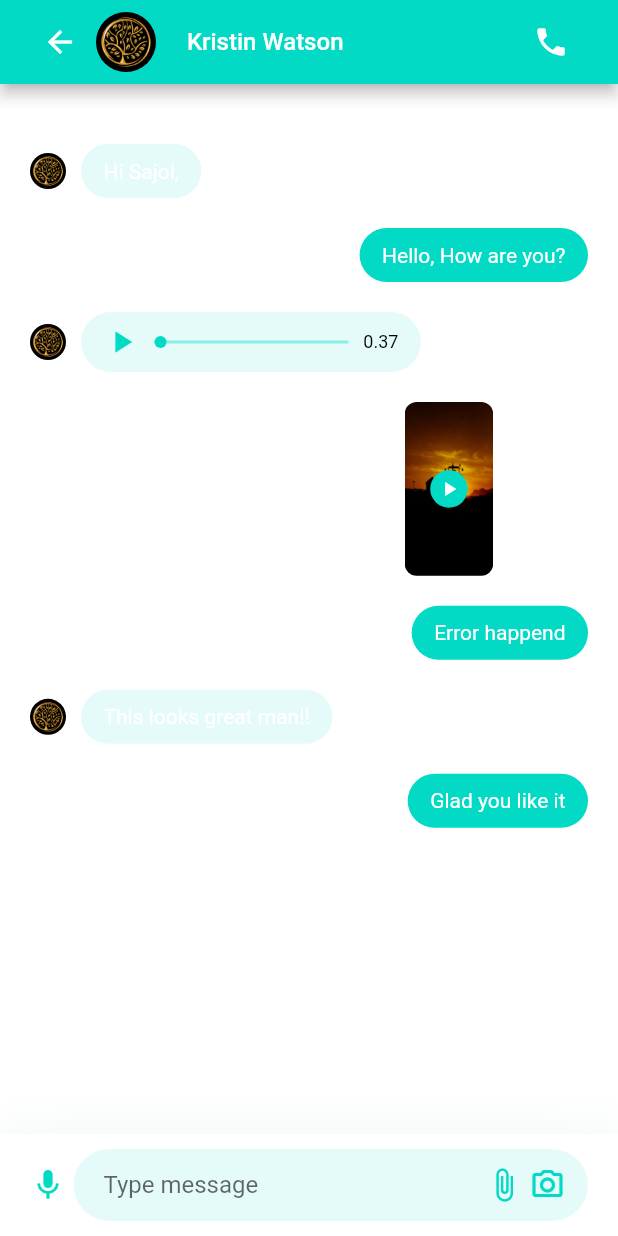
After one commit to ZubairAAC/zamindar-code, a Flutter app: the inChat screen opened directly, on a phone screen of 412 x 824 dp. The commit adds this screen. Run offline on Flutter 3.47's test engine with Material 2 defaults, Android fonts, the phone set to English and light mode, and no system bars; our stand-ins replace assets_audio_player, connectivity_plus, dropdown_search, flutter_svg, flutter_switch, form_field_validator and 7 more; missing offline and left inert: flutter_glow.

Commit message:
with chat Message ui only

```diff
--- /dev/null
+++ b/zamindar/lib/model/chat.dart
@@ -0,0 +1,61 @@
+enum ChatMessageType { text, audio, image, video }
+enum MessageStatus { not_sent, not_view, viewed }
+
+class ChatMessage {
+  final String text;
+  final ChatMessageType messageType;
+  final MessageStatus messageStatus;
+  final bool isSender;
+
+  ChatMessage({
+    this.text = '',
+    required this.messageType,
+    required this.messageStatus,
+    required this.isSender,
+  });
+}
+
+List demeChatMessages = [
+  ChatMessage(
+    text: "Hi Sajol,",
+    messageType: ChatMessageType.text,
+    messageStatus: MessageStatus.viewed,
+    isSender: false,
+  ),
+  ChatMessage(
+    text: "Hello, How are you?",
+    messageType: ChatMessageType.text,
+    messageStatus: MessageStatus.viewed,
+    isSender: true,
+  ),
+  ChatMessage(
+    text: "",
+    messageType: ChatMessageType.audio,
+    messageStatus: MessageStatus.viewed,
+    isSender: false,
+  ),
+  ChatMessage(
+    text: "",
+    messageType: ChatMessageType.video,
+    messageStatus: MessageStatus.viewed,
+    isSender: true,
+  ),
+  ChatMessage(
+    text: "Error happend",
+    messageType: ChatMessageType.text,
+    messageStatus: MessageStatus.not_sent,
+    isSender: true,
+  ),
+  ChatMessage(
+    text: "This looks great man!!",
+    messageType: ChatMessageType.text,
+    messageStatus: MessageStatus.viewed,
+    isSender: false,
+  ),
+  ChatMessage(
+    text: "Glad you like it",
+    messageType: ChatMessageType.text,
+    messageStatus: MessageStatus.not_view,
+    isSender: true,
+  ),
+];
--- /dev/null
+++ b/zamindar/lib/view/MessageChild/chatInputField.dart
@@ -0,0 +1,75 @@
+import 'package:flutter/material.dart';
+
+class ChatInputField extends StatefulWidget {
+  ChatInputField({Key? key}) : super(key: key);
+
+  @override
+  _ChatInputFieldState createState() => _ChatInputFieldState();
+}
+
+class _ChatInputFieldState extends State<ChatInputField> {
+  @override
+  Widget build(BuildContext context) {
+    final theme = Theme.of(context);
+    final myheight = MediaQuery.of(context).size.height;
+    final myWidth = MediaQuery.of(context).size.width;
+    return Container(
+      padding: EdgeInsets.symmetric(
+        horizontal: 20,
+        vertical: 20 / 2,
+      ),
+      decoration: BoxDecoration(
+        color: theme.cardColor,
+        boxShadow: [
+          BoxShadow(
+            offset: Offset(0, 4),
+            blurRadius: 32,
+            color: Color(0xFF087949).withOpacity(0.08),
+          ),
+        ],
+      ),
+      child: SafeArea(
+        child: Row(
+          children: [
+            Icon(Icons.mic, color: theme.accentColor),
+            SizedBox(width: 5),
+            Expanded(
+              child: Container(
+                padding: EdgeInsets.symmetric(
+                  horizontal: 20 * 0.75,
+                ),
+                decoration: BoxDecoration(
+                  color: theme.accentColor.withOpacity(0.10),
+                  borderRadius: BorderRadius.circular(40),
+                ),
+                child: Row(
+                  children: [
+                    SizedBox(width: 20 / 4),
+                    Expanded(
+                      child: TextField(
+                        cursorColor: theme.accentColor,
+                        decoration: InputDecoration(
+                          hintText: "Type message",
+                          border: InputBorder.none,
+                        ),
+                      ),
+                    ),
+                    Icon(
+                      Icons.attach_file,
+                      color: theme.accentColor,
+                    ),
+                    SizedBox(width: 20 / 4),
+                    Icon(
+                      Icons.camera_alt_outlined,
+                      color: theme.accentColor,
+                    ),
+                  ],
+                ),
+              ),
+            ),
+          ],
+        ),
+      ),
+    );
+  }
+}
--- /dev/null
+++ b/zamindar/lib/view/MessageChild/inchat.dart
@@ -0,0 +1,255 @@
+import 'package:flutter/material.dart';
+import 'package:zamindar/model/chat.dart';
+import 'package:zamindar/view/MessageChild/chatInputField.dart';
+
+class inChat extends StatefulWidget {
+  inChat({Key? key}) : super(key: key);
+
+  @override
+  _inChatState createState() => _inChatState();
+}
+
+class _inChatState extends State<inChat> {
+  @override
+  Widget build(BuildContext context) {
+    final theme = Theme.of(context);
+    final myheight = MediaQuery.of(context).size.height;
+    final myWidth = MediaQuery.of(context).size.width;
+    return Scaffold(
+      backgroundColor: theme.backgroundColor,
+      appBar: appBar(theme, myWidth),
+      body: Body(),
+    );
+  }
+
+  Column Body() => Column(
+        children: [
+          Expanded(
+            child: Padding(
+              padding: const EdgeInsets.symmetric(horizontal: 20, vertical: 20),
+              child: ListView.builder(
+                itemCount: demeChatMessages.length,
+                shrinkWrap: true,
+                itemBuilder: (BuildContext context, int index) {
+                  return Message(message: demeChatMessages[index]);
+                },
+              ),
+            ),
+          ),
+          ChatInputField(),
+        ],
+      );
+
+  AppBar appBar(ThemeData theme, double myWidth) {
+    return AppBar(
+      backgroundColor: theme.accentColor,
+      automaticallyImplyLeading: false,
+      title: Row(
+        children: [
+          BackButton(
+            color: theme.cardColor,
+          ),
+          CircleAvatar(
+            backgroundImage: AssetImage("asset/logo/splash.png"),
+          ),
+          SizedBox(width: myWidth * 0.05),
+          Column(
+            crossAxisAlignment: CrossAxisAlignment.start,
+            children: [
+              Text(
+                "Kristin Watson",
+                style: TextStyle(fontSize: 16, color: theme.cardColor),
+              ),
+            ],
+          )
+        ],
+      ),
+      actions: [
+        IconButton(
+          icon: Icon(
+            Icons.local_phone,
+            color: theme.cardColor,
+          ),
+          onPressed: () {},
+        ),
+        SizedBox(width: myWidth * 0.05),
+      ],
+    );
+  }
+}
+
+class Message extends StatelessWidget {
+  const Message({
+    Key? key,
+    required this.message,
+  }) : super(key: key);
+
+  final ChatMessage message;
+
+  @override
+  Widget build(BuildContext context) {
+    Widget messageContaint(ChatMessage message) {
+      switch (message.messageType) {
+        case ChatMessageType.text:
+          return TextMessage(message: message);
+        case ChatMessageType.audio:
+          return AudioMessage(message: message);
+        case ChatMessageType.video:
+          return VideoMessage();
+        default:
+          return SizedBox();
+      }
+    }
+
+    return Padding(
+      padding: const EdgeInsets.only(top: 20),
+      child: Row(
+        mainAxisAlignment:
+            message.isSender ? MainAxisAlignment.end : MainAxisAlignment.start,
+        children: [
+          if (!message.isSender) ...[
+            CircleAvatar(
+              radius: 12,
+              backgroundImage: AssetImage("asset/logo/splash.png"),
+            ),
+            SizedBox(width: 20 / 2),
+          ],
+          messageContaint(message),
+        ],
+      ),
+    );
+  }
+}
+
+class TextMessage extends StatelessWidget {
+  const TextMessage({
+    Key? key,
+    this.message,
+  }) : super(key: key);
+
+  final ChatMessage? message;
+
+  @override
+  Widget build(BuildContext context) {
+    return Container(
+      padding: EdgeInsets.symmetric(
+        horizontal: 20 * 0.75,
+        vertical: 20 / 2,
+      ),
+      decoration: BoxDecoration(
+        color: Theme.of(context)
+            .accentColor
+            .withOpacity(message!.isSender ? 1 : 0.1),
+        borderRadius: BorderRadius.circular(30),
+      ),
+      child: Text(
+        message!.text,
+        style: TextStyle(
+          color: message!.isSender ? Theme.of(context).cardColor : Colors.white,
+        ),
+      ),
+    );
+  }
+}
+
+class AudioMessage extends StatelessWidget {
+  final ChatMessage? message;
+
+  const AudioMessage({Key? key, this.message}) : super(key: key);
+  @override
+  Widget build(BuildContext context) {
+    return Container(
+      width: MediaQuery.of(context).size.width * 0.55,
+      padding: EdgeInsets.symmetric(
+        horizontal: 20 * 0.75,
+        vertical: 20 / 2.5,
+      ),
+      decoration: BoxDecoration(
+        borderRadius: BorderRadius.circular(30),
+        color: Theme.of(context)
+            .accentColor
+            .withOpacity(message!.isSender ? 1 : 0.1),
+      ),
+      child: Row(
+        children: [
+          Icon(
+            Icons.play_arrow,
+            color: message!.isSender
+                ? Colors.white
+                : Theme.of(context).accentColor,
+          ),
+          Expanded(
+            child: Padding(
+              padding: const EdgeInsets.symmetric(horizontal: 20 / 2),
+              child: Stack(
+                clipBehavior: Clip.none,
+                alignment: Alignment.center,
+                children: [
+                  Container(
+                    width: double.infinity,
+                    height: 2,
+                    color: message!.isSender
+                        ? Colors.white
+                        : Theme.of(context).accentColor.withOpacity(0.4),
+                  ),
+                  Positioned(
+                    left: 0,
+                    child: Container(
+                      height: 8,
+                      width: 8,
+                      decoration: BoxDecoration(
+                        color: message!.isSender
+                            ? Colors.white
+                            : Theme.of(context).accentColor,
+                        shape: BoxShape.circle,
+                      ),
+                    ),
+                  )
+                ],
+              ),
+            ),
+          ),
+          Text(
+            "0.37",
+            style: TextStyle(
+                fontSize: 12, color: message!.isSender ? Colors.white : null),
+          ),
+        ],
+      ),
+    );
+  }
+}
+
+class VideoMessage extends StatelessWidget {
+  @override
+  Widget build(BuildContext context) {
+    return SizedBox(
+      width: MediaQuery.of(context).size.width * 0.45, // 45% of total width
+      child: AspectRatio(
+        aspectRatio: 1.6,
+        child: Stack(
+          alignment: Alignment.center,
+          children: [
+            ClipRRect(
+              borderRadius: BorderRadius.circular(8),
+              child: Image.asset("asset/logo/welcome.png"),
+            ),
+            Container(
+              height: 25,
+              width: 25,
+              decoration: BoxDecoration(
+                color: Theme.of(context).accentColor,
+                shape: BoxShape.circle,
+              ),
+              child: Icon(
+                Icons.play_arrow,
+                size: 16,
+                color: Colors.white,
+              ),
+            )
+          ],
+        ),
+      ),
+    );
+  }
+}
--- a/zamindar/lib/view/Supporting Screens/MarketAdView.dart
+++ b/zamindar/lib/view/Supporting Screens/MarketAdView.dart
@@ -2,6 +2,7 @@ import 'package:flutter/material.dart';
 import 'package:flutter/widgets.dart';
 import 'package:get/instance_manager.dart';
 import 'package:get/get_navigation/src/extension_navigation.dart';
+import 'package:zamindar/view/MessageChild/inchat.dart';
 
 class MarketAdView extends StatefulWidget {
   MarketAdView({Key? key}) : super(key: key);
@@ -205,7 +206,11 @@ class _MarketAdViewState extends State<MarketAdView> {
                                         ),
                                       ),
                                       SizedBox(width: 20),
-                                      Container(
+                                      InkWell(
+                                        onTap: () {
+                                          Get.to(() => inChat());
+                                        },
+                                        child: Container(
                                           height: 50,
                                           width: 50,
                                           decoration: BoxDecoration(
@@ -231,6 +236,7 @@ class _MarketAdViewState extends State<MarketAdView> {
                                               )
                                             ],
                                           ),
+                                        ),
                                       )
                                     ],
                                   ),
```
Lines whose indentation alone changed are shown as unchanged.
